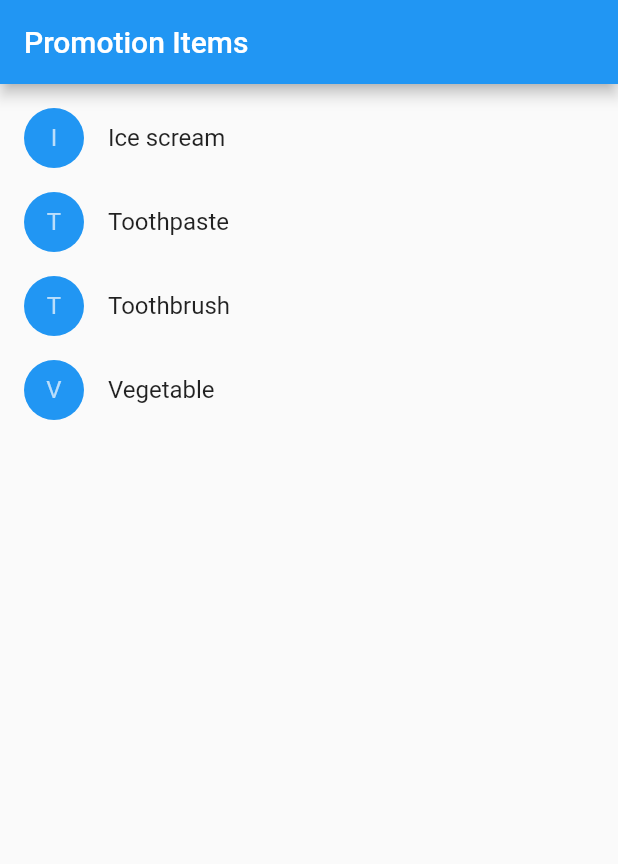
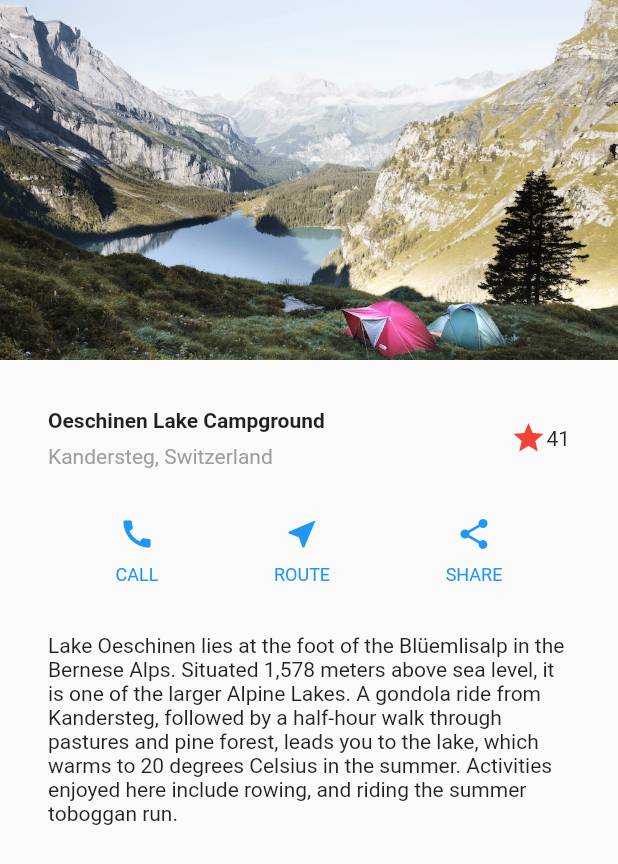
Before and after one commit to Trap-Door/Flutter_App, a Flutter app: the screen it shows after launch, on a phone screen of 412 x 824 dp. Shown: the top 864 px of the screen. Run offline on Flutter 3.47's test engine with Material 2 defaults, Android fonts, the phone set to English and light mode, and no system bars.

Commit message:
Building layout in Flutter

```diff
--- a/lib/main.dart
+++ b/lib/main.dart
@@ -1,107 +1,106 @@
 import 'package:flutter/material.dart';
 
-void main(List<String> args) {
-  runApp(
-    MaterialApp(
-      title: "Shopdiiiiii",
-      home: ShoppingList(
-        productList: <Product>[
-          Product(name: "Ice scream"),
-          Product(name: "Toothpaste"),
-          Product(name: "Toothbrush"),
-          Product(name: "Vegetable")
+void main(List<String> args) => runApp(MyApp());
+
+class MyApp extends StatelessWidget {
+  @override
+  Widget build(BuildContext context) {
+    Color color = Theme.of(context).primaryColor;
+
+    Widget titleSection = Container(
+      padding: const EdgeInsets.all(32),
+      child: Row(
+        children: <Widget>[
+          Expanded(
+            child: Column(
+              crossAxisAlignment: CrossAxisAlignment.start,
+              children: <Widget>[
+                Container(
+                  padding: EdgeInsets.only(bottom: 8),
+                  child: Text(
+                    "Oeschinen Lake Campground",
+                    style: TextStyle(fontWeight: FontWeight.bold),
+                  ),
+                ),
+                Text(
+                  "Kandersteg, Switzerland",
+                  style: TextStyle(color: Colors.grey[500]),
+                ),
+              ],
+            ),
+          ),
+          Icon(
+            Icons.star,
+            color: Colors.red[500],
+          ),
+          Text("41")
         ],
       ),
-    ),
-  );
-}
+    );
 
-class Product {
-  const Product({this.name});
-  final String name;
-}
+    Widget buttonSection = Container(
+      child: Row(
+        mainAxisAlignment: MainAxisAlignment.spaceEvenly,
+        children: <Widget>[
+          _buildButtonColumn(color, Icons.call, "CALL"),
+          _buildButtonColumn(color, Icons.near_me, "ROUTE"),
+          _buildButtonColumn(color, Icons.share, "SHARE")
+        ],
+      ),
+    );
 
-typedef void CartChangedCallback(Product product, bool inCart);
-
-class ShoppingListItem extends StatelessWidget {
-  ShoppingListItem({Product product, this.inCart, this.onCartChanged})
-      : product = product,
-        super(key: ObjectKey(product));
-
-  final Product product;
-  final bool inCart;
-  final CartChangedCallback onCartChanged;
-
-  //Color and style for different parts of the tree
-  Color _getColor(BuildContext context) {
-    return inCart ? Colors.black54 : Theme.of(context).primaryColor;
-  }
-
-  TextStyle _getStyle(BuildContext context) {
-    if (!inCart) return null;
-
-    return TextStyle(
-      color: Colors.black54,
-      decoration: TextDecoration.lineThrough,
+    return MaterialApp(
+      title: "Flutter Layout",
+      home: Scaffold(
+        // appBar: AppBar(
+        //   title: Text("Flutter Layout"),
+        // ),
+        body: ListView(
+          children: <Widget>[
+            Image.asset(
+              "images/lake.jpg",
+              width: 600,
+              height: 240,
+              fit: BoxFit.cover,
+            ),
+            titleSection,
+            buttonSection,
+            textSection,
+          ],
+        ),
+      ),
     );
   }
 
-  @override
-  Widget build(BuildContext context) {
-    return ListTile(
-      onTap: () {
-        onCartChanged(product, inCart);
-      },
-      leading: CircleAvatar(
-        backgroundColor: _getColor(context),
-        child: Text(product.name[0]),
-      ),
-      title: Text(
-        product.name,
-        style: _getStyle(context),
-      ),
-    );
-  }
+  Widget textSection = Container(
+    padding: const EdgeInsets.all(32),
+    child: Text(
+      'Lake Oeschinen lies at the foot of the Blüemlisalp in the Bernese '
+      'Alps. Situated 1,578 meters above sea level, it is one of the '
+      'larger Alpine Lakes. A gondola ride from Kandersteg, followed by a '
+      'half-hour walk through pastures and pine forest, leads you to the '
+      'lake, which warms to 20 degrees Celsius in the summer. Activities '
+      'enjoyed here include rowing, and riding the summer toboggan run.',
+      softWrap: true,
+    ),
+  );
+
+  Column _buildButtonColumn(Color color, IconData icon, String label) => Column(
+        mainAxisSize: MainAxisSize.min,
+        mainAxisAlignment: MainAxisAlignment.center,
+        children: <Widget>[
+          Icon(icon, color: color),
+          Container(
+            margin: const EdgeInsets.only(top: 8),
+            child: Text(
+              label,
+              style: TextStyle(
+                color: color,
+                fontSize: 12,
+                fontWeight: FontWeight.w400,
+              ),
+            ),
+          )
+        ],
+      );
 }
-
-class ShoppingList extends StatefulWidget {
-  ShoppingList({Key key, this.productList}) : super(key: key);
-
-  final List<Product> productList;
-
-  @override
-  ShoppingListState createState() => ShoppingListState();
-}
-
-class ShoppingListState extends State<ShoppingList> {
-  Set<Product> _shoppingCart = Set<Product>();
-
-  void _handleCartChanged(Product product, bool inCart) {
-    setState(() {
-      if (!inCart) {
-        _shoppingCart.add(product);
-      } else {
-        _shoppingCart.remove(product);
-      }
-    });
-  }
-
-  @override
-  Widget build(BuildContext context) {
-    return Scaffold(
-      appBar: AppBar(
-        title: Text("Promotion Items"),
-      ),
-      body: ListView(
-        padding: EdgeInsets.symmetric(vertical: 8.0),
-        children: widget.productList.map((Product product) {
-          return ShoppingListItem(
-            product: product,
-            inCart: _shoppingCart.contains(product),
-            onCartChanged: _handleCartChanged,
-          );
-        }).toList(),
-      ),
-    );
-  }
-}
--- a/pubspec.yaml
+++ b/pubspec.yaml
@@ -41,9 +41,8 @@ flutter:
   uses-material-design: true
 
   # To add assets to your application, add an assets section, like this:
-  # assets:
-  #  - images/a_dot_burr.jpeg
-  #  - images/a_dot_ham.jpeg
+  assets:
+   - images/lake.jpg
 
   # An image asset can refer to one or more resolution-specific "variants", see
   # https://flutter.dev/assets-and-images/#resolution-aware.
```
Also changed, not shown: images/lake.jpg (added).
